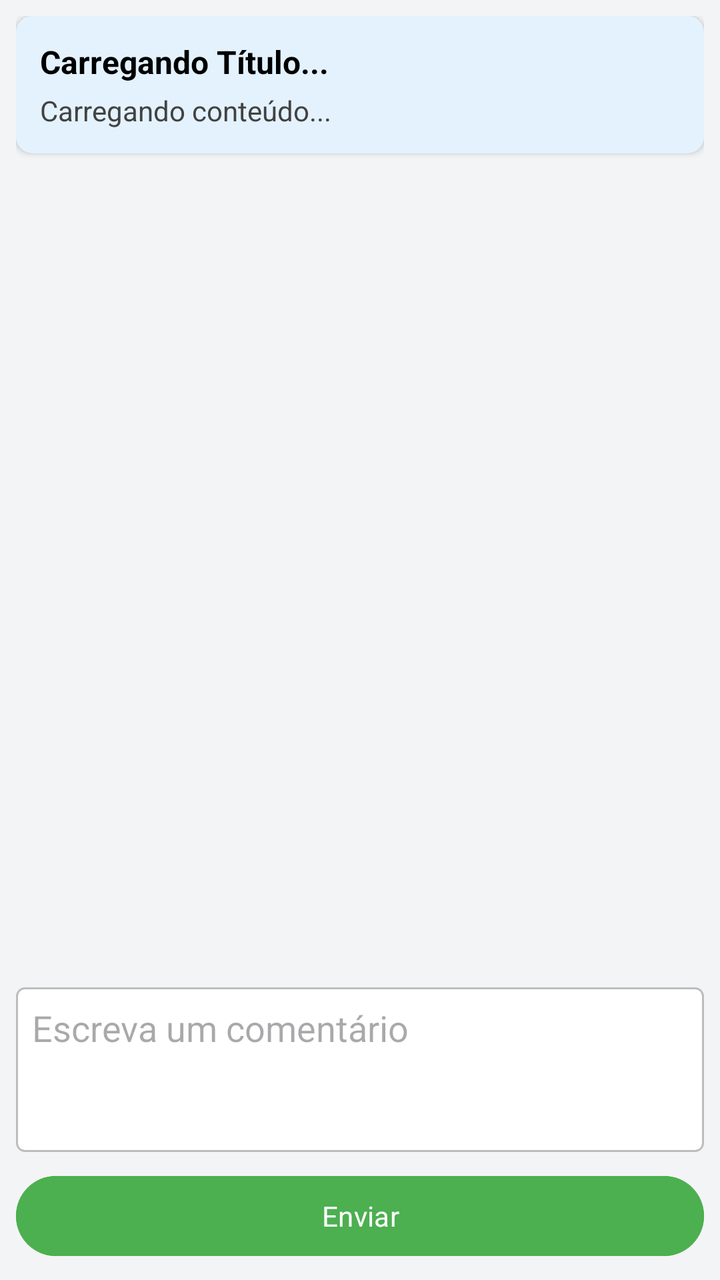
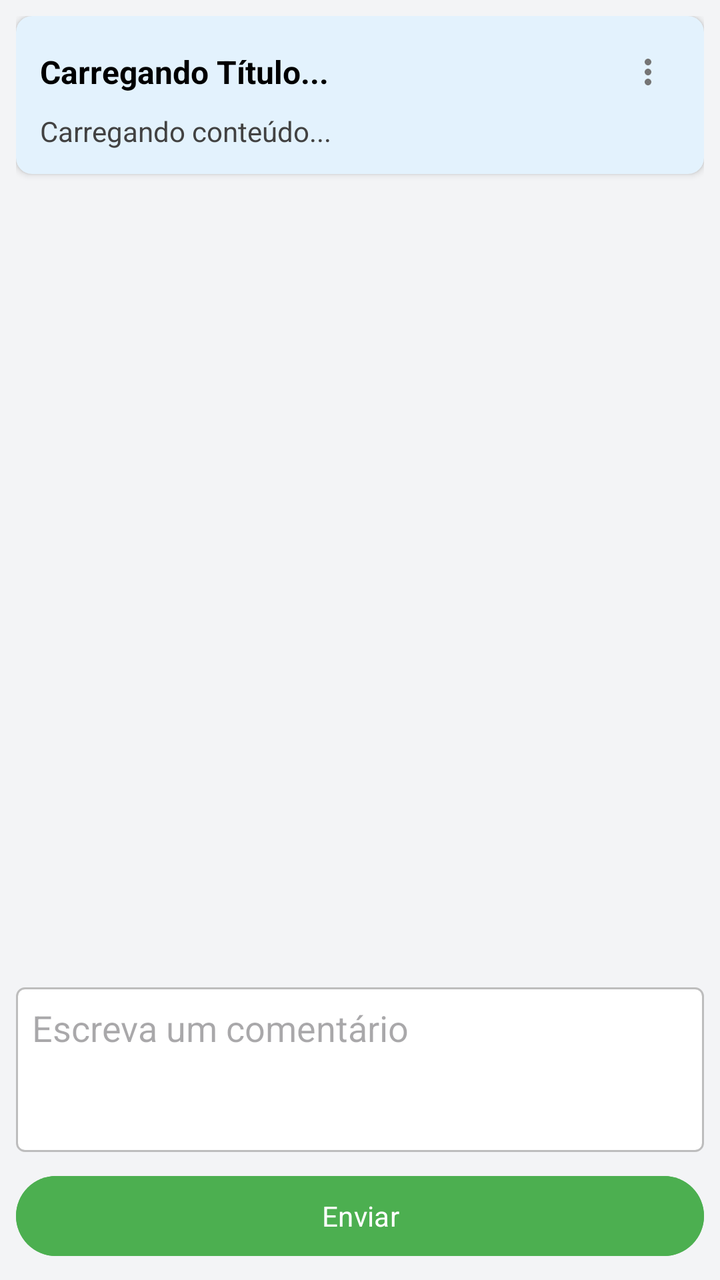

Screens rendered from an Android XML layout before and after an edit, with the pre-edit source and the edit as a unified diff.
<!-- AndroidManifest.xml: application theme Theme.App_Metas_2 -->
<!-- res/layout/tela_comentarios.xml -->
<LinearLayout
    xmlns:android="http://schemas.android.com/apk/res/android"
    android:layout_width="match_parent"
    android:layout_height="match_parent"
    android:orientation="vertical"
    android:padding="8dp">

    
    <androidx.cardview.widget.CardView
        android:layout_width="match_parent"
        android:layout_height="wrap_content"
        android:layout_marginBottom="8dp"
        app:cardCornerRadius="8dp"
        app:cardElevation="2dp"
        app:cardBackgroundColor="#E3F2FD"
        xmlns:app="http://schemas.android.com/apk/res-auto">

        <LinearLayout
            android:layout_width="match_parent"
            android:layout_height="wrap_content"
            android:orientation="vertical"
            android:padding="12dp">

            <TextView
                android:id="@+id/textViewTituloPreview"
                android:layout_width="match_parent"
                android:layout_height="wrap_content"
                android:text="Carregando Título..."
                android:textSize="16sp"
                android:textStyle="bold"
                android:textColor="#000000" />

            <TextView
                android:id="@+id/textViewConteudoPreview"
                android:layout_width="match_parent"
                android:layout_height="wrap_content"
                android:text="Carregando conteúdo..."
                android:textSize="14sp"
                android:textColor="#424242"
                android:layout_marginTop="4dp"
                android:maxLines="3"
                android:ellipsize="end" />
        </LinearLayout>
    </androidx.cardview.widget.CardView>

    
    <androidx.recyclerview.widget.RecyclerView
        android:id="@+id/recyclerViewComentarios"
        android:layout_width="match_parent"
        android:layout_height="0dp"
        android:layout_weight="1"
        android:scrollbars="vertical" />

    
    <EditText
        android:id="@+id/editTextComentario"
        android:layout_width="match_parent"
        android:layout_height="wrap_content"
        android:hint="Escreva um comentário"
        android:inputType="textMultiLine"
        android:lines="3"
        android:gravity="top"
        android:background="@drawable/edit_text_background"
        android:textColor="#000000"
        android:layout_marginBottom="8dp" />

    
    <Button
        android:id="@+id/buttonEnviarComentario"
        android:layout_width="match_parent"
        android:layout_height="wrap_content"
        android:backgroundTint="#4CAF50"
        android:text="Enviar"
        android:textColor="@android:color/white" />

</LinearLayout>
<!-- resources referenced by this layout -->
<resources>
  <!-- drawable edit_text_background (drawable) -->
  <?xml version="1.0" encoding="utf-8"?>
  <shape xmlns:android="http://schemas.android.com/apk/res/android"
      android:shape="rectangle">
      <solid android:color="#FFFFFF" /> 
      <stroke
          android:width="1dp"
          android:color="#BDBDBD" /> 
      <corners android:radius="4dp" /> 
      <padding
          android:left="8dp"
          android:top="8dp"
          android:right="8dp"
          android:bottom="8dp" />
  </shape>
  <style name="Theme.App_Metas_2" parent="Base.Theme.App_Metas_2" />
  <style name="Base.Theme.App_Metas_2" parent="Theme.Material3.DayNight.NoActionBar">
          
          <item name="colorPrimary">@color/colorPrimary</item>
          <item name="colorPrimaryVariant">@color/colorPrimaryVariant</item>
          <item name="colorSecondary">@color/colorSecondary</item>
          <item name="colorSecondaryVariant">@color/colorSecondaryVariant</item>
          
          <item name="colorOnPrimary">@color/colorOnPrimary</item>
          <item name="colorOnSecondary">@color/colorOnSecondary</item>
          
          
          <item name="android:windowBackground">@color/colorBackground</item>
          <item name="colorSurface">@color/colorSurface</item>
          
          
          <item name="android:fontFamily">sans-serif</item>
          
          
          <item name="android:statusBarColor">@color/colorPrimaryVariant</item>
          <item name="android:navigationBarColor">@color/colorBackground</item>
      </style>
  <color name="colorPrimary">#673AB7</color>
  <color name="colorPrimaryVariant">#512DA8</color>
  <color name="colorSecondary">#009688</color>
  <color name="colorSecondaryVariant">#00796B</color>
  <color name="colorOnPrimary">#FFFFFF</color>
  <color name="colorOnSecondary">#FFFFFF</color>
  <color name="colorBackground">#F3F4F6</color>
  <color name="colorSurface">#FFFFFF</color>
</resources>

<!-- the commit's change to res/layout/tela_comentarios.xml (unified diff, before → after) -->
@@ -21,14 +21,33 @@
             android:orientation="vertical"
             android:padding="12dp">
 
-            <TextView
-                android:id="@+id/textViewTituloPreview"
+            <LinearLayout
                 android:layout_width="match_parent"
                 android:layout_height="wrap_content"
-                android:text="Carregando Título..."
-                android:textSize="16sp"
-                android:textStyle="bold"
-                android:textColor="#000000" />
+                android:orientation="horizontal"
+                android:gravity="center_vertical">
+
+                <TextView
+                    android:id="@+id/textViewTituloPreview"
+                    android:layout_width="0dp"
+                    android:layout_height="wrap_content"
+                    android:layout_weight="1"
+                    android:text="Carregando Título..."
+                    android:textSize="16sp"
+                    android:textStyle="bold"
+                    android:textColor="#000000" />
+
+                <ImageView
+                    android:id="@+id/iconMenuOpcoes"
+                    android:layout_width="32dp"
+                    android:layout_height="32dp"
+                    android:src="@drawable/ic_more_vert"
+                    app:tint="#757575"
+                    android:padding="6dp"
+                    android:layout_marginStart="8dp"
+                    android:background="?attr/selectableItemBackgroundBorderless"
+                    android:contentDescription="Opções da Postagem" />
+            </LinearLayout>
 
             <TextView
                 android:id="@+id/textViewConteudoPreview"
<!-- resource entries referenced after the edit -->
@@ -15,6 +15,16 @@
           android:right="8dp"
           android:bottom="8dp" />
   </shape>
+  <!-- drawable ic_more_vert (drawable) -->
+  <vector xmlns:android="http://schemas.android.com/apk/res/android"
+      android:width="24dp"
+      android:height="24dp"
+      android:viewportWidth="24.0"
+      android:viewportHeight="24.0">
+      <path
+          android:fillColor="#FF000000"
+          android:pathData="M12,8c1.1,0 2,-0.9 2,-2s-0.9,-2 -2,-2 -2,0.9 -2,2 0.9,2 2,2zM12,10c-1.1,0 -2,0.9 -2,2s0.9,2 2,2 2,-0.9 2,-2 -0.9,-2 -2,-2zM12,16c-1.1,0 -2,0.9 -2,2s0.9,2 2,2 2,-0.9 2,-2 -0.9,-2 -2,-2z"/>
+  </vector>
   <style name="Theme.App_Metas_2" parent="Base.Theme.App_Metas_2" />
   <style name="Base.Theme.App_Metas_2" parent="Theme.Material3.DayNight.NoActionBar">
           
@@ -22,7 +32,6 @@
           <item name="colorPrimaryVariant">@color/colorPrimaryVariant</item>
           <item name="colorSecondary">@color/colorSecondary</item>
           <item name="colorSecondaryVariant">@color/colorSecondaryVariant</item>
-          
           <item name="colorOnPrimary">@color/colorOnPrimary</item>
           <item name="colorOnSecondary">@color/colorOnSecondary</item>
           
